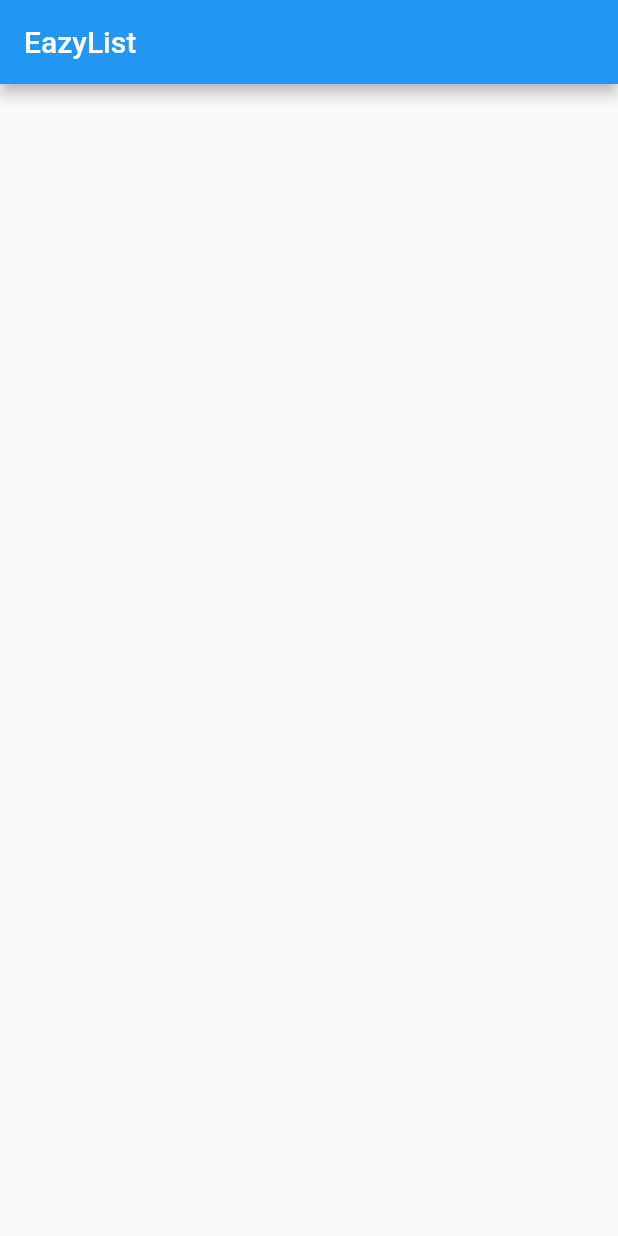
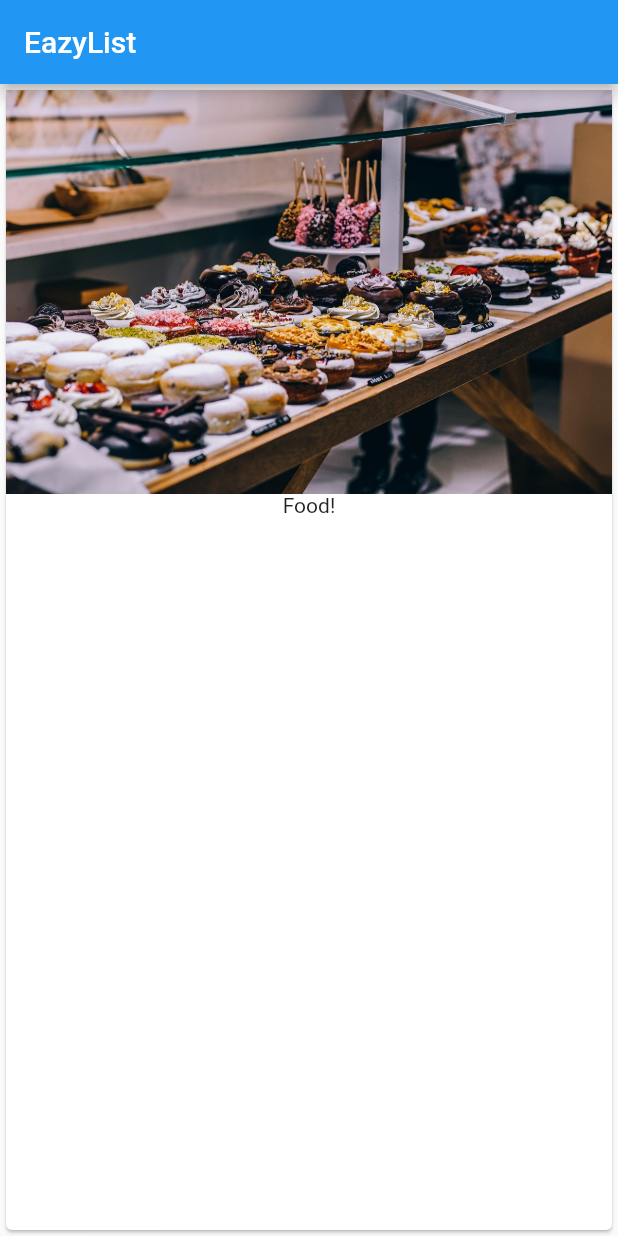
Before and after one commit to kHigasa/flutter_flight, a Flutter app: the screen it shows after launch, on a phone screen of 412 x 824 dp. Run offline on Flutter 3.47's test engine with Material 2 defaults, Android fonts, the phone set to English and light mode, and no system bars.

Commit message:
Add widget

```diff
--- a/lib/main.dart
+++ b/lib/main.dart
@@ -10,6 +10,11 @@ class MyApp extends StatelessWidget {
         appBar: AppBar(
           title: Text('EazyList'),
         ),
+        body: Card(
+          child: Column(
+            children: <Widget>[Image.asset('assets/food.jpg'), Text('Food!')],
+          ),
+        ),
       ),
     );
   }
--- a/pubspec.yaml
+++ b/pubspec.yaml
@@ -37,8 +37,8 @@ flutter:
   uses-material-design: true
 
   # To add assets to your application, add an assets section, like this:
-  # assets:
-  #  - images/a_dot_burr.jpeg
+  assets:
+    - assets/food.jpg
   #  - images/a_dot_ham.jpeg
 
   # An image asset can refer to one or more resolution-specific "variants", see
```
Also changed, not shown: assets/food.jpg (added), 1 other file.
